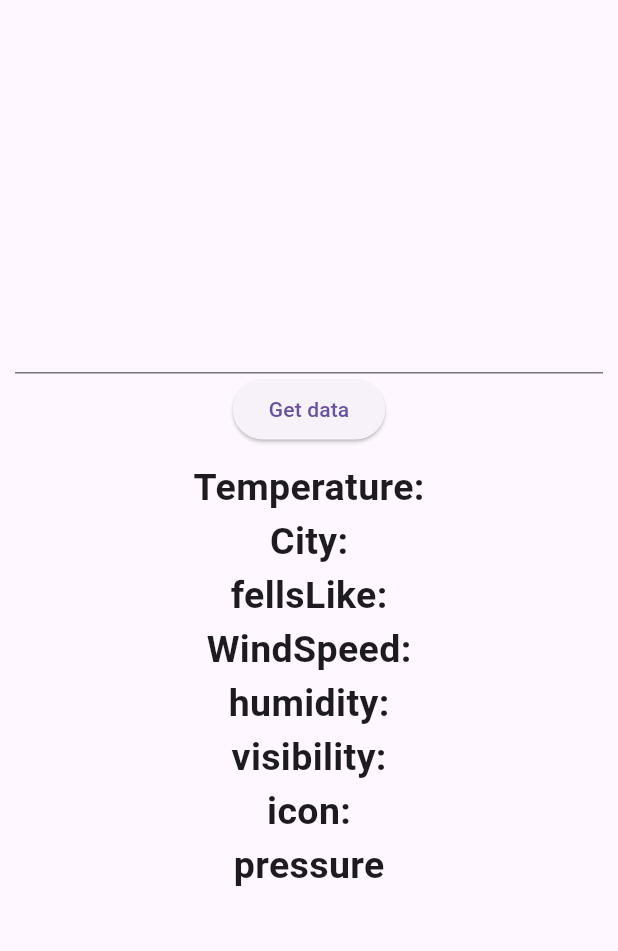
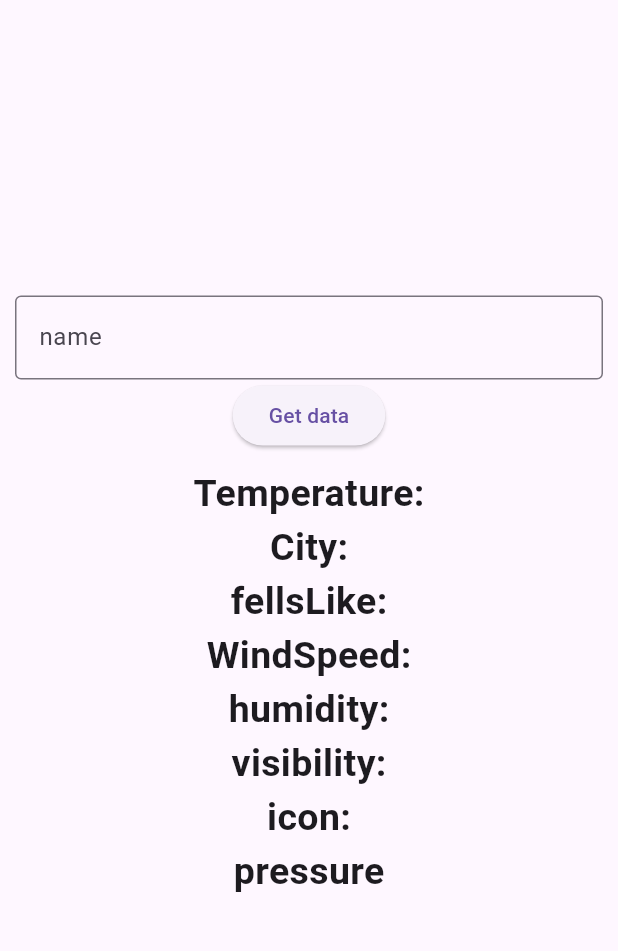
Before and after one commit to RimonChakma/Weather_App_Api, a Flutter app: the screen it shows after launch, on a phone screen of 412 x 824 dp, the part 63-1014 px from its top. Run offline on Flutter 3.47's test engine with Material 3 defaults, Android fonts, the phone set to English and light mode, and no system bars.

Commit message:
add textController

```diff
--- a/lib/main.dart
+++ b/lib/main.dart
@@ -35,6 +35,7 @@ class _WeatherUiScreenState extends State<WeatherUiScreen> {
   String pressure = 'pressure';
   String icon = "icon:";
 
+  TextEditingController nameController = TextEditingController();
 
   @override
   Widget build(BuildContext context) {
@@ -43,7 +44,12 @@ class _WeatherUiScreenState extends State<WeatherUiScreen> {
       body: Padding(padding: EdgeInsets.all(10),child: Column(
         mainAxisAlignment: MainAxisAlignment.center,
           children: [
-            TextFormField(decoration: InputDecoration(
+            TextFormField(
+              controller: nameController,
+              decoration: InputDecoration(
+              border: OutlineInputBorder(
+              ),
+              hintText: "name"
       ),),
       ElevatedButton(onPressed: (){}, child: Text("Get data")),
             SizedBox(height: 10,),
```
